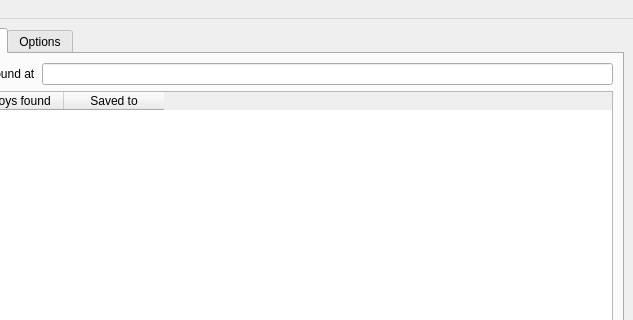
Above: MainWindow.ui from URV-cheminformatics/DecoyFinder before the change; both pictures show x 157 to 790 and y 0 to 320 of the 790 by 535 pixel window. Below: the same form after it.
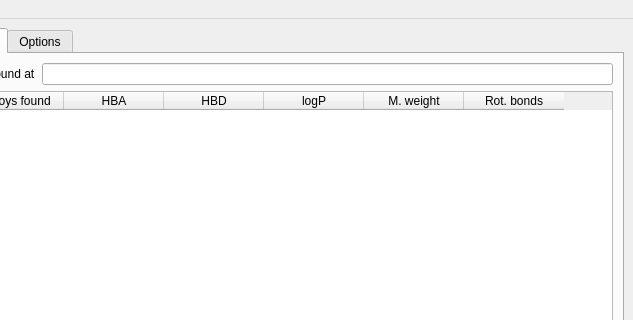
That is the form after the change. The open tabs and pages were chosen to show the change.

The edit to the form file:
```diff
--- a/MainWindow.ui
+++ b/MainWindow.ui
@@ -488,7 +488,39 @@
           </column>
           <column>
            <property name="text">
-            <string>Saved to</string>
+            <string>HBA</string>
+           </property>
+           <property name="textAlignment">
+            <set>AlignHCenter|AlignVCenter|AlignCenter</set>
+           </property>
+          </column>
+          <column>
+           <property name="text">
+            <string>HBD</string>
+           </property>
+           <property name="textAlignment">
+            <set>AlignHCenter|AlignVCenter|AlignCenter</set>
+           </property>
+          </column>
+          <column>
+           <property name="text">
+            <string>logP</string>
+           </property>
+           <property name="textAlignment">
+            <set>AlignHCenter|AlignVCenter|AlignCenter</set>
+           </property>
+          </column>
+          <column>
+           <property name="text">
+            <string>M. weight</string>
+           </property>
+           <property name="textAlignment">
+            <set>AlignHCenter|AlignVCenter|AlignCenter</set>
+           </property>
+          </column>
+          <column>
+           <property name="text">
+            <string>Rot. bonds</string>
            </property>
            <property name="textAlignment">
             <set>AlignHCenter|AlignVCenter|AlignCenter</set>
```
Left out of the diff: 16 changed lines with no effect on the pictures.
